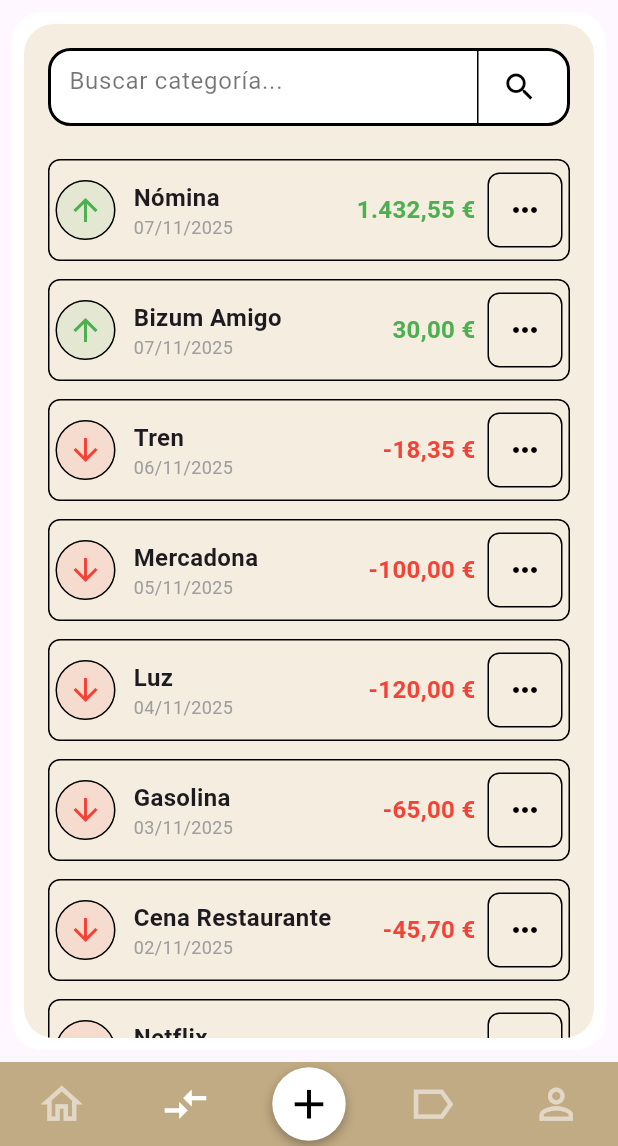
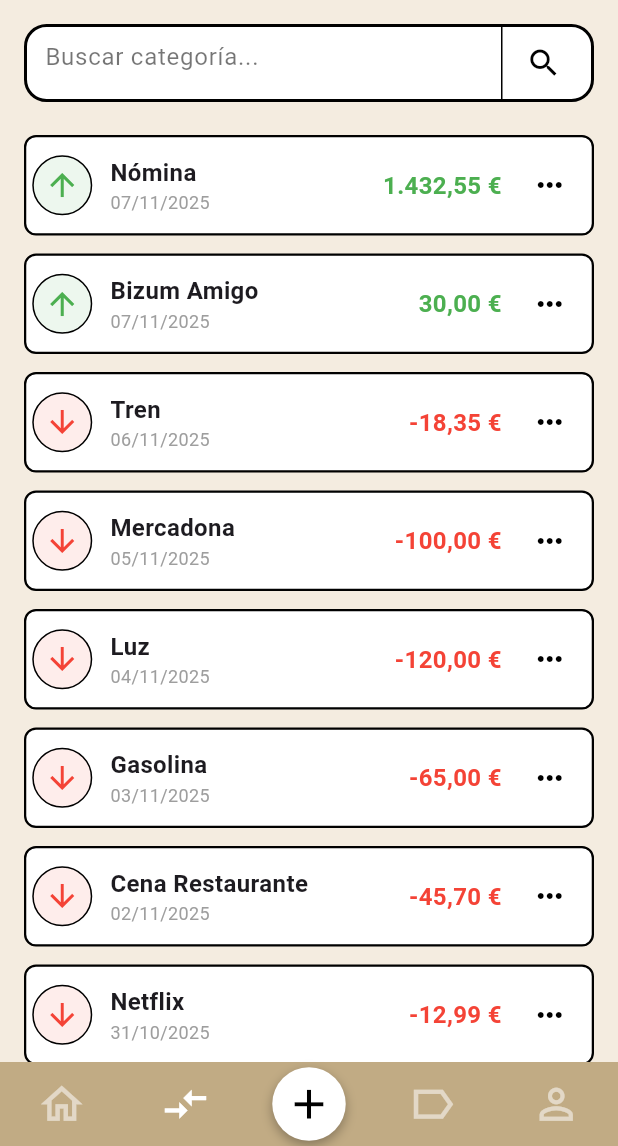
Before and after one commit to yunggraffs/chavocontrol_app, a Flutter app: the screen it shows after launch, item 2 of the bottom bar chosen, on a phone screen of 412 x 824 dp, the part 90-1236 px from its top. Run offline on Flutter 3.47's test engine with Material 3 defaults, Android fonts, the phone set to English and light mode, and no system bars.

Commit message:
movements_body/estilo hecho

```diff
--- a/lib/presentation/screens/movements_body.dart
+++ b/lib/presentation/screens/movements_body.dart
@@ -9,23 +9,11 @@ import '../widgets/movement_list_item.dart';
 class MovementsBody extends StatelessWidget {
   const MovementsBody({super.key});
 
-  static const double borderRadius = 20.0;
-
   @override
   Widget build(BuildContext context) {
     final List<Movimiento> movimientos = FakeData.kFakeMovimientos;
 
     return Container(
-      padding: const EdgeInsets.all(8.0),
-      margin: const EdgeInsets.all(8),
-      decoration: BoxDecoration(
-        color: Colors.white,
-        borderRadius: BorderRadius.circular(borderRadius),
-      ),
-
-      child: ClipRRect(
-        borderRadius: BorderRadius.circular(borderRadius),
-        child: Container(
       color: AppColors.containerBackground,
       child: Column(
         children: [
@@ -44,8 +32,6 @@ class MovementsBody extends StatelessWidget {
           ),
         ],
       ),
-        ),
-      ),
     );
   }
 }
--- a/lib/presentation/widgets/movement_list_item.dart
+++ b/lib/presentation/widgets/movement_list_item.dart
@@ -1,6 +1,8 @@
 import 'package:flutter/material.dart';
 import 'package:intl/intl.dart'; // Importamos la librería para formateo de moneda
 import 'package:chavocontrol_app/models/movimiento.dart';
+
+import '../../config/app_colors.dart';
 
 class MovementListItem extends StatelessWidget {
   final Movimiento movimiento;
@@ -35,8 +37,9 @@ class MovementListItem extends StatelessWidget {
       child: Container(
         // Contenedor para simular el borde negro alrededor del item
         decoration: BoxDecoration(
-          border: Border.all(color: Colors.black, width: 1.0),
+          border: Border.all(color: Colors.black, width: 1.5),
           borderRadius: BorderRadius.circular(8.0),
+          color: Colors.white,
         ),
 
         child: Padding(
@@ -99,12 +102,7 @@ class MovementListItem extends StatelessWidget {
                   const SizedBox(width: 8.0), // <-- AUMENTA ESTE VALOR PARA MÁS SEPARACIÓN
 
                   // Botón de opciones (3 puntos)
-                  Container(
-                    decoration: BoxDecoration(
-                      border: Border.all(color: Colors.black, width: 1.0),
-                      borderRadius: BorderRadius.circular(8.0),
-                    ),
-                    child: IconButton(
+                  IconButton(
                     icon: const Icon(Icons.more_horiz, color: Colors.black),
                     onPressed: () {
                       // Lógica para mostrar opciones de editar/eliminar
@@ -112,7 +110,6 @@ class MovementListItem extends StatelessWidget {
                     },
                     padding: EdgeInsets.zero,
                     constraints: const BoxConstraints(minWidth: 40, minHeight: 40), // Le damos un tamaño mínimo decente
-                    ),
                   ),
                 ],
               ),
```
Lines whose indentation alone changed are shown as unchanged.
